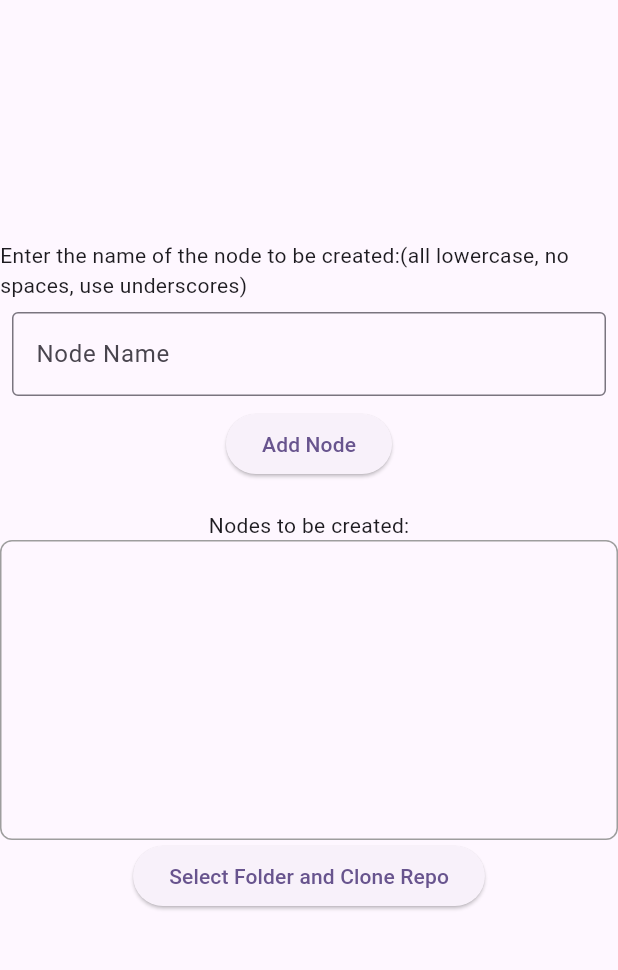
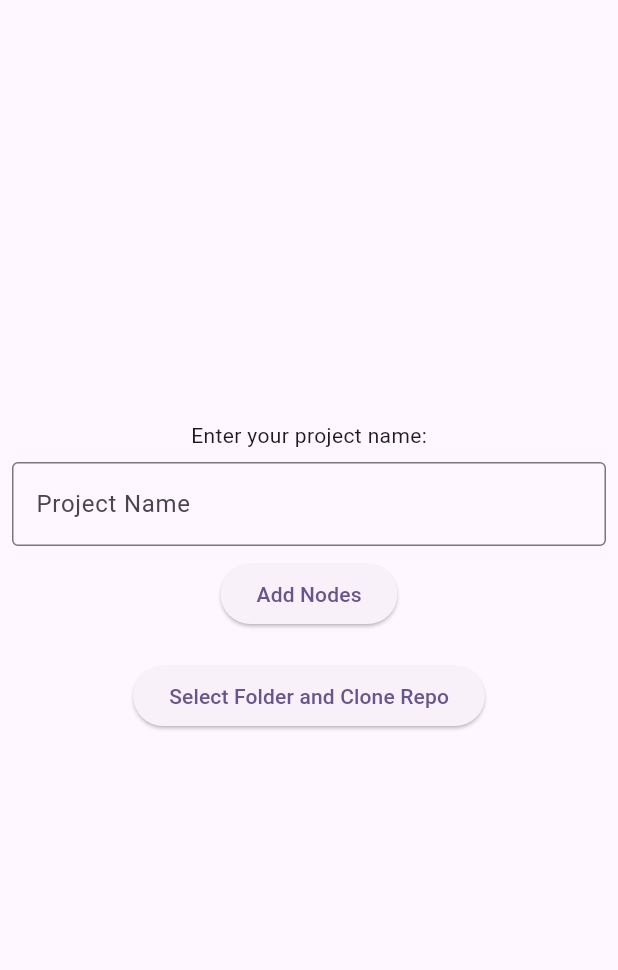
Before and after one commit to sachitsahoo/ROS2-FRC-Project-Generator, a Flutter app: the screen it shows after launch, after a tap on "Select Folder and Clone Repo", on a phone screen of 412 x 824 dp, the part 84-1054 px from its top. Run offline on Flutter 3.47's test engine with Material 3 defaults, Android fonts, the phone set to English and light mode, and no system bars; our stand-ins replace file_picker; missing offline and left inert: rw_git.

Commit message:
added textbox to get name of project

```diff
--- a/lib/main.dart
+++ b/lib/main.dart
@@ -21,23 +21,100 @@ class MyApp extends StatelessWidget {
           colorScheme: ColorScheme.fromSeed(seedColor: Colors.deepPurple),
           useMaterial3: true,
         ),
-        home:
-            const MyHomePage(title: 'ROS Project Generator for FRC Home Page'),
+        home: const HomePage(),
+        routes: {
+          '/node': (context) => const NodePage(),
+        },
       ),
     );
   }
 }
 
-class MyHomePage extends StatefulWidget {
-  const MyHomePage({super.key, required this.title});
-
-  final String title;
+class HomePage extends StatefulWidget {
+  const HomePage({super.key});
 
   @override
-  State<MyHomePage> createState() => _MyHomePageState();
+  State<HomePage> createState() => _HomePageState();
 }
 
-class _MyHomePageState extends State<MyHomePage> {
+class _HomePageState extends State<HomePage> {
+  final TextEditingController _projectController = TextEditingController();
+
+  @override
+  Widget build(BuildContext context) {
+    final projectManager = Provider.of<ProjectManager>(context);
+
+    return Scaffold(
+      appBar: AppBar(
+        backgroundColor: Theme.of(context).colorScheme.inversePrimary,
+        title: const Text('ROS Project Generator for FRC Home Page'),
+      ),
+      body: Center(
+        child: Column(
+          mainAxisAlignment: MainAxisAlignment.center,
+          children: <Widget>[
+            const Text(
+              'Enter your project name:',
+            ),
+            Padding(
+              padding: const EdgeInsets.all(8.0),
+              child: TextField(
+                controller: _projectController,
+                decoration: const InputDecoration(
+                  border: OutlineInputBorder(),
+                  labelText: 'Project Name',
+                ),
+                onChanged: (value) {
+                  projectManager.setProjectName(value);
+                },
+              ),
+            ),
+            ElevatedButton(
+              onPressed: () {
+                Navigator.pushNamed(context, '/node');
+              },
+              child: const Text('Add Nodes'),
+            ),
+            const SizedBox(height: 20),
+            ElevatedButton(
+              onPressed: () => _selectFolderAndCloneRepo(context),
+              child: const Text('Select Folder and Clone Repo'),
+            ),
+            if (projectManager.statusMessage.isNotEmpty)
+              Padding(
+                padding: const EdgeInsets.all(8.0),
+                child: Text(
+                  projectManager.statusMessage,
+                  style: const TextStyle(color: Colors.red),
+                ),
+              ),
+          ],
+        ),
+      ),
+    );
+  }
+
+  Future<void> _selectFolderAndCloneRepo(BuildContext context) async {
+    String? selectedDirectory = await FilePicker.platform.getDirectoryPath();
+    if (selectedDirectory == null) {
+      return; // User canceled the picker
+    }
+    if (!context.mounted) {
+      return; // Prevents the error: Looking up a deactivated widget's ancestor is unsafe
+    }
+    final projectManager = Provider.of<ProjectManager>(context, listen: false);
+    projectManager.cloneRepoAndCreateFolder(selectedDirectory);
+  }
+}
+
+class NodePage extends StatefulWidget {
+  const NodePage({super.key});
+
+  @override
+  State<NodePage> createState() => _NodePageState();
+}
+
+class _NodePageState extends State<NodePage> {
   final TextEditingController _nodeController = TextEditingController();
 
   @override
@@ -47,7 +124,7 @@ class _MyHomePageState extends State<MyHomePage> {
     return Scaffold(
       appBar: AppBar(
         backgroundColor: Theme.of(context).colorScheme.inversePrimary,
-        title: Text(widget.title),
+        title: const Text('Add Nodes'),
       ),
       body: Center(
         child: Column(
@@ -95,43 +172,32 @@ class _MyHomePageState extends State<MyHomePage> {
                 },
               ),
             ),
-            if (projectManager.statusMessage.isNotEmpty)
-              Padding(
-                padding: const EdgeInsets.all(8.0),
-                child: Text(
-                  projectManager.statusMessage,
-                  style: const TextStyle(color: Colors.red),
-                ),
-              ),
+            const SizedBox(height: 20),
             ElevatedButton(
-              onPressed: () => _selectFolderAndCloneRepo(context),
-              child: const Text('Select Folder and Clone Repo'),
+              onPressed: () {
+                Navigator.pop(context);
+              },
+              child: const Text('Done'),
             ),
           ],
         ),
       ),
     );
   }
-
-  Future<void> _selectFolderAndCloneRepo(BuildContext context) async {
-    String? selectedDirectory = await FilePicker.platform.getDirectoryPath();
-    if (selectedDirectory == null) {
-      return; // User canceled the picker
-    }
-    if (!mounted) {
-      return; // Prevents the error: Looking up a deactivated widget's ancestor is unsafe
-    }
-    final projectManager = Provider.of<ProjectManager>(context, listen: false);
-    projectManager.cloneRepoAndCreateFolder(selectedDirectory);
-  }
 }
 
 class ProjectManager extends ChangeNotifier {
   String statusMessage = '';
   List<String> nodes = [];
+  String projectName = '';
 
   void addNode(String node) {
     nodes.add(node);
+    notifyListeners();
+  }
+
+  void setProjectName(String name) {
+    projectName = name;
     notifyListeners();
   }
 
@@ -152,7 +218,7 @@ class ProjectManager extends ChangeNotifier {
       notifyListeners();
 
       // Create a new folder alongside the cloned repo
-      final newFolder = Directory('$selectedDirectory/new_folder');
+      final newFolder = Directory('$selectedDirectory/$projectName');
       await newFolder.create();
 
       statusMessage =
```
